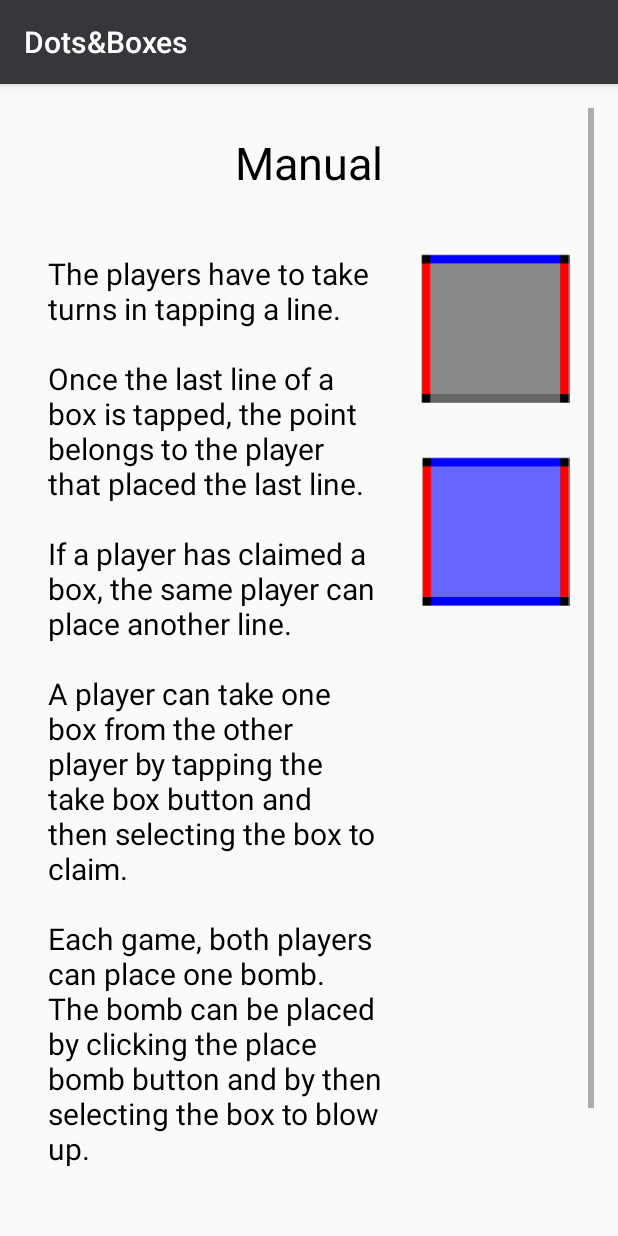
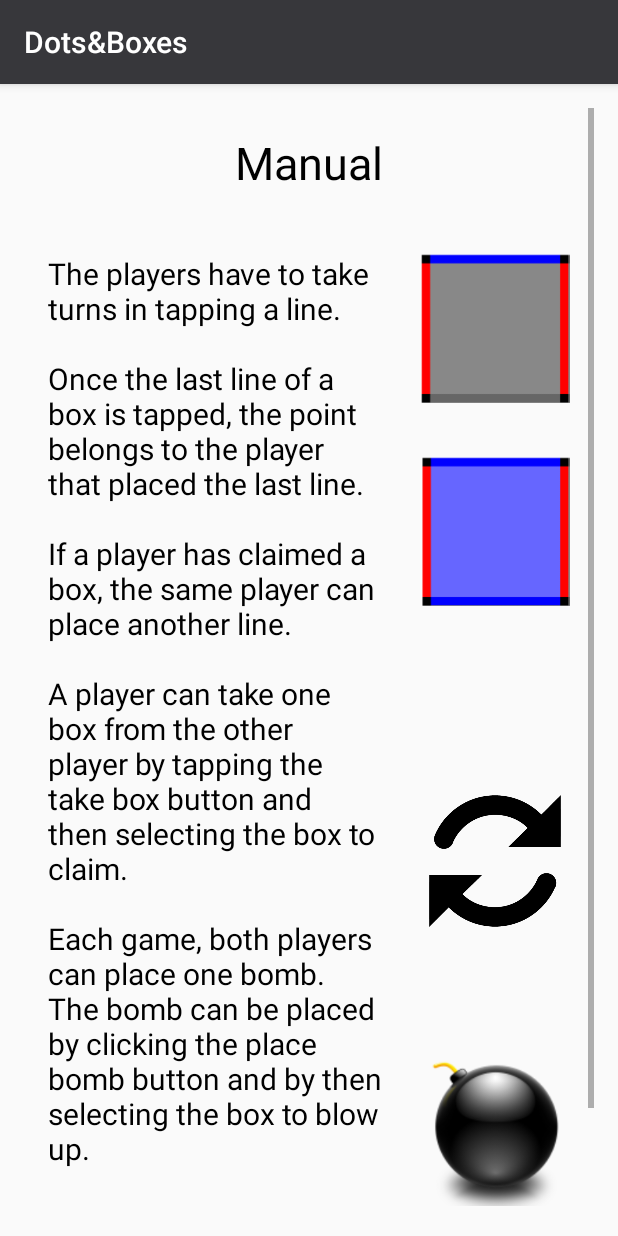
Before and after one commit to rickvanw/2015-2016-Project-Speelveld, an Android app: the ManualActivity screen opened directly, with no data from a screen before it, on a phone screen of 412 x 824 dp. Run offline under Robolectric (Android 15) with nearby library versions, the phone set to English and light mode, and no system bars.

Commit message:
Manual  pictures added

```diff
--- a/app/src/main/res/layout/activity_manual.xml
+++ b/app/src/main/res/layout/activity_manual.xml
@@ -74,7 +74,8 @@
                 android:layout_height="100dp"
                 android:layout_below="@+id/ivManual2"
                 android:layout_alignStart="@+id/ivManual2"
-                android:layout_marginTop="120dp" />
+                android:layout_marginTop="120dp"
+                android:background="@drawable/takeoverbutton" />
 
             <ImageView
                 android:id="@+id/imageView2"
@@ -82,7 +83,8 @@
                 android:layout_height="100dp"
                 android:layout_alignTop="@+id/imageView"
                 android:layout_alignParentEnd="true"
-                android:layout_marginTop="180dp" />
+                android:layout_marginTop="180dp"
+                android:background="@drawable/bombbutton" />
         </RelativeLayout>
     </ScrollView>
 
```
